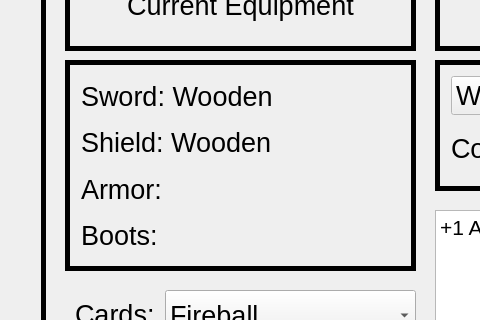
Before: the Qt Designer form mainwindow.ui in danzmoses/cs100-project, drawn with Qt 5; both pictures show x 156 to 636 and y 251 to 571 of the 1024 by 768 pixel window.
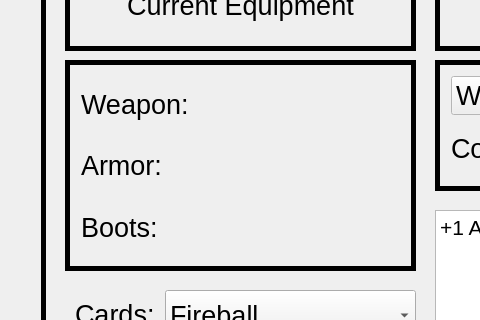
After: the same form once the commit is applied. The open tabs and pages were chosen to show the change.

Commit message: Player can switch between main menu and shop menu - In the shop, current equipment reflects what the player currently has equipped.

Patch:
```diff
--- a/mainwindow.ui
+++ b/mainwindow.ui
@@ -3079,24 +3079,12 @@
               </font>
              </property>
              <property name="text">
-              <string>Sword: Wooden</string>
+              <string>Weapon: &lt;None&gt;</string>
              </property>
             </widget>
            </item>
            <item>
-            <widget class="QLabel" name="start_menu_goal_label_47">
-             <property name="font">
-              <font>
-               <pointsize>20</pointsize>
-              </font>
-             </property>
-             <property name="text">
-              <string>Shield: Wooden</string>
-             </property>
-            </widget>
-           </item>
-           <item>
-            <widget class="QLabel" name="start_menu_goal_label_48">
+            <widget class="QLabel" name="shopMenuCurrentArmor">
              <property name="font">
               <font>
                <pointsize>20</pointsize>
```
Left out of the diff: 20 changed lines with no effect on the pictures. The commit also changes 2 other files.
